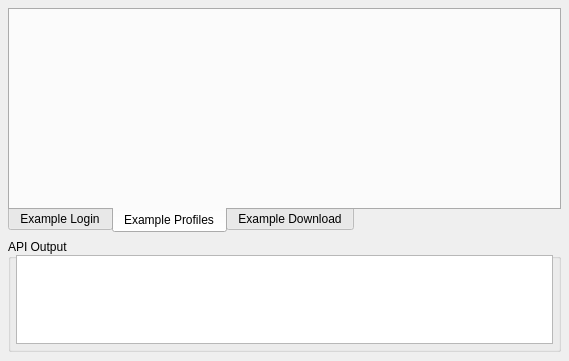
Old version of the form xboxsdk.ui in the repository xboxsdk/XboxSDK-API-Example-CPP.
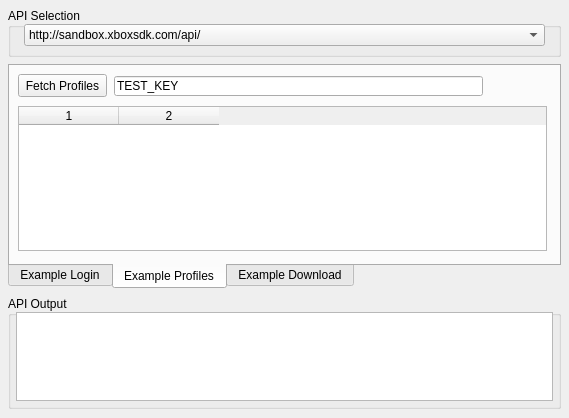
New version of the form. The open tabs and pages were chosen to show the change.

Diff of the .ui file:
```diff
--- a/xboxsdk.ui
+++ b/xboxsdk.ui
@@ -7,7 +7,7 @@
     <x>0</x>
     <y>0</y>
     <width>569</width>
-    <height>361</height>
+    <height>418</height>
    </rect>
   </property>
   <property name="windowTitle">
@@ -18,7 +18,7 @@
     <property name="geometry">
      <rect>
       <x>8</x>
-      <y>8</y>
+      <y>64</y>
       <width>553</width>
       <height>225</height>
      </rect>
@@ -194,6 +194,62 @@
      <attribute name="title">
       <string>Example Profiles</string>
      </attribute>
+     <widget class="QPushButton" name="btnFetchProfiles">
+      <property name="geometry">
+       <rect>
+        <x>8</x>
+        <y>8</y>
+        <width>89</width>
+        <height>23</height>
+       </rect>
+      </property>
+      <property name="text">
+       <string>Fetch Profiles</string>
+      </property>
+     </widget>
+     <widget class="QTableWidget" name="tblProfiles">
+      <property name="geometry">
+       <rect>
+        <x>8</x>
+        <y>40</y>
+        <width>529</width>
+        <height>145</height>
+       </rect>
+      </property>
+      <property name="gridStyle">
+       <enum>Qt::DotLine</enum>
+      </property>
+      <property name="sortingEnabled">
+       <bool>true</bool>
+      </property>
+      <property name="columnCount">
+       <number>2</number>
+      </property>
+      <attribute name="verticalHeaderVisible">
+       <bool>false</bool>
+      </attribute>
+      <attribute name="verticalHeaderHighlightSections">
+       <bool>false</bool>
+      </attribute>
+      <column/>
+      <column/>
+     </widget>
+     <widget class="QLineEdit" name="txtAPIKey">
+      <property name="geometry">
+       <rect>
+        <x>104</x>
+        <y>10</y>
+        <width>369</width>
+        <height>20</height>
+       </rect>
+      </property>
+      <property name="text">
+       <string>TEST_KEY</string>
+      </property>
+      <property name="placeholderText">
+       <string>API Key</string>
+      </property>
+     </widget>
     </widget>
     <widget class="QWidget" name="tab_3">
      <attribute name="title">
@@ -218,7 +274,7 @@
     <property name="geometry">
      <rect>
       <x>8</x>
-      <y>239</y>
+      <y>296</y>
       <width>553</width>
       <height>113</height>
      </rect>
@@ -261,6 +317,39 @@
      </property>
     </widget>
    </widget>
+   <widget class="QGroupBox" name="groupBox_3">
+    <property name="geometry">
+     <rect>
+      <x>8</x>
+      <y>8</y>
+      <width>553</width>
+      <height>49</height>
+     </rect>
+    </property>
+    <property name="title">
+     <string>API Selection</string>
+    </property>
+    <widget class="QComboBox" name="comboBox">
+     <property name="geometry">
+      <rect>
+       <x>16</x>
+       <y>16</y>
+       <width>521</width>
+       <height>22</height>
+      </rect>
+     </property>
+     <item>
+      <property name="text">
+       <string>http://sandbox.xboxsdk.com/api/</string>
+      </property>
+     </item>
+     <item>
+      <property name="text">
+       <string>https://xboxsdk.com/api/</string>
+      </property>
+     </item>
+    </widget>
+   </widget>
   </widget>
  </widget>
  <layoutdefault spacing="6" margin="11"/>
```
Left out of the diff: 2 changed lines with no effect on the pictures.
